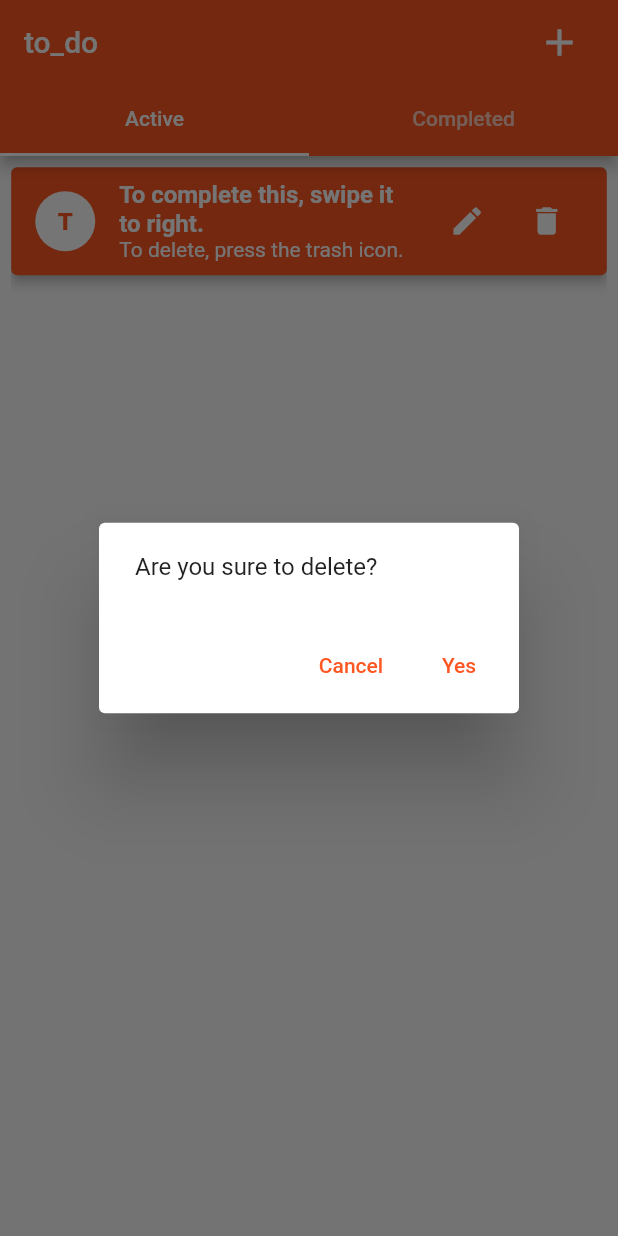
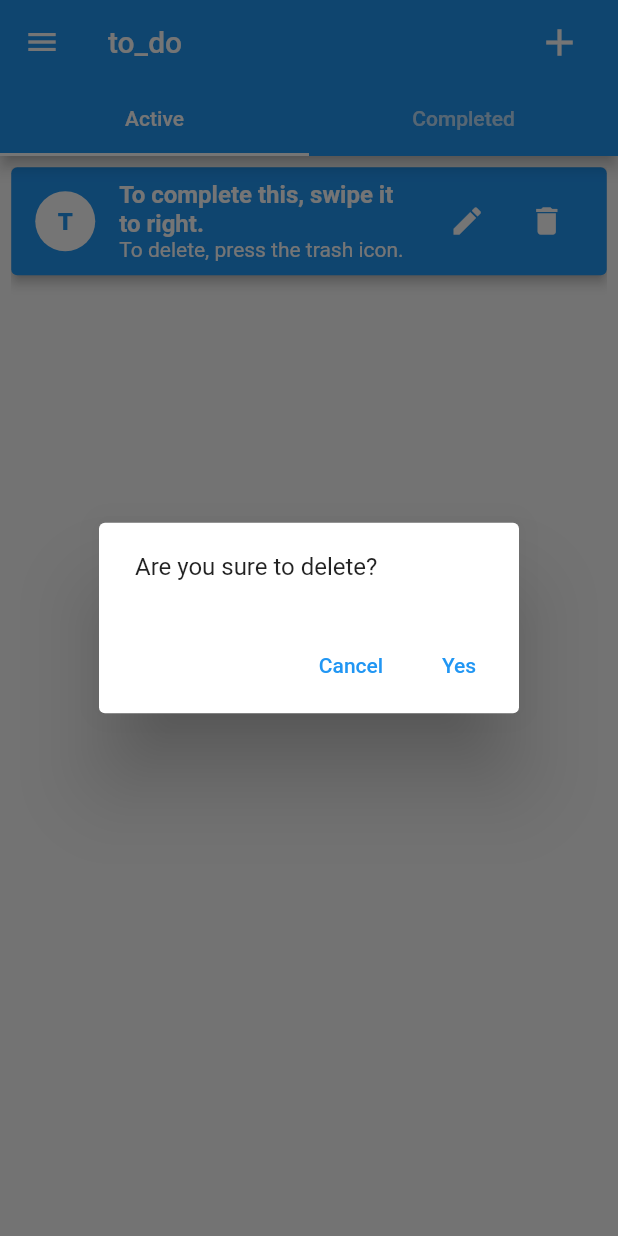
Before and after one commit to ragokan/to_do, a Flutter app: the screen it shows after launch, after a tap on the "delete" icon, on a phone screen of 412 x 824 dp. Run offline on Flutter 3.47's test engine with Material 2 defaults, Android fonts, the phone set to English and light mode, and no system bars; our stand-ins replace get, get_storage.

Commit message:
theme mode

```diff
--- a/lib/config/routes/routes.dart
+++ b/lib/config/routes/routes.dart
@@ -1,4 +1,5 @@
 import 'package:get/get_navigation/get_navigation.dart';
+import '../../screens/settings/edit_theme_page.dart';
 import '../../screens/todo/add_todo_page.dart';
 import '../../screens/todo/todo_main_page.dart';
 import '../../screens/todo/update_todo_page.dart';
@@ -18,4 +19,8 @@ final List<GetPage> routes = [
     name: UpdateTodoPage.routePath,
     page: () => const UpdateTodoPage(),
   ),
+  GetPage(
+    name: EditThemePage.routePath,
+    page: () => const EditThemePage(),
+  ),
 ];
--- a/lib/config/theme/theme.dart
+++ b/lib/config/theme/theme.dart
@@ -1,5 +1,5 @@
 import 'package:flutter/material.dart';
 
-ThemeData theme = ThemeData(
-  primaryColor: Colors.deepOrange,
-);
+ThemeData theme({Color? color}) => ThemeData(
+      primaryColor: color,
+    );
--- a/lib/main.dart
+++ b/lib/main.dart
@@ -1,14 +1,16 @@
 import 'package:flutter/material.dart';
 import 'package:get/get.dart';
 import 'package:get_storage/get_storage.dart';
+
 import 'config/routes/routes.dart';
-import 'config/theme/theme.dart';
 import 'constants/main.dart';
+import 'modules/theme/theme_controller.dart';
 import 'modules/todo/todo_controller.dart';
 
 void main() async {
   await GetStorage.init();
   Get.put(todoController);
+  Get.put(themeController);
   runApp(ToDoApp());
 }
 
@@ -19,7 +21,6 @@ class ToDoApp extends StatelessWidget {
       title: kAppTitle,
       initialRoute: initialRoute,
       getPages: routes,
-      theme: theme,
       debugShowCheckedModeBanner: false,
     );
   }
--- /dev/null
+++ b/lib/modules/theme/theme_controller.dart
@@ -0,0 +1,46 @@
+import 'package:flutter/material.dart';
+import 'package:get/get.dart';
+import '../../config/theme/theme.dart';
+import '../../utils/box.dart';
+
+typedef SetCallback = void Function();
+
+class ThemeController extends GetxController {
+  final List<Color> colors = <Color>[
+    Colors.blue,
+    Colors.red,
+    Colors.pink,
+    Colors.purple,
+    Colors.teal,
+    Colors.green,
+    Colors.yellow,
+    Colors.cyan,
+    Colors.orange,
+    Colors.indigo,
+  ];
+
+  Color selectedColor = Colors.blue;
+
+  void setColor(int index) {
+    selectedColor = colors[index];
+    box.write('color', index);
+    setTheme();
+  }
+
+  void setTheme() {
+    Get.changeTheme(theme(color: selectedColor));
+    update();
+  }
+
+  @override
+  void onInit() {
+    super.onInit();
+    var colorIndex = box.read<int>('color');
+    if (colorIndex == null) return setTheme();
+
+    selectedColor = colors[colorIndex];
+    setTheme();
+  }
+}
+
+ThemeController themeController = ThemeController();
--- a/lib/screens/todo/todo_main_page.dart
+++ b/lib/screens/todo/todo_main_page.dart
@@ -2,6 +2,7 @@ import 'package:flutter/material.dart';
 import 'package:get/get.dart';
 
 import '../../modules/todo/todo_view_controller.dart';
+import '../../widgets/custom_drawer.dart';
 import '../../widgets/custom_scaffold.dart';
 import '../../widgets/todo/scaffold_add_todo_action.dart';
 import '../../widgets/todo/todo_builder.dart';
@@ -22,6 +23,7 @@ class TodoMainPage extends StatelessWidget {
         controller: tabController.controller,
         indicatorColor: Colors.white,
       ),
+      drawer: CustomDrawer(),
       child: Container(
           margin: const EdgeInsets.all(7.5),
           child: TodoBuilder(builder: (todoController) {
--- /dev/null
+++ b/lib/widgets/custom_drawer.dart
@@ -0,0 +1,36 @@
+import 'package:flutter/material.dart';
+import 'package:get/get.dart';
+
+import '../screens/settings/edit_theme_page.dart';
+import 'custom_list_tile.dart';
+import 'theme/theme_builder.dart';
+
+Drawer CustomDrawer() {
+  return Drawer(
+    child: Column(
+      children: [
+        ThemeBuilder(
+          builder: (themeController) => Container(
+            width: double.infinity,
+            height: 150,
+            color: themeController.selectedColor,
+            alignment: Alignment.center,
+            child: const Text(
+              'to_do',
+              style: TextStyle(
+                color: Colors.white,
+                fontSize: 60,
+                fontWeight: FontWeight.w900,
+              ),
+            ),
+          ),
+        ),
+        CustomListTile(
+          onTap: () => Get.toNamed(EditThemePage.routePath),
+          icon: Icons.format_paint_sharp,
+          title: 'Change Theme',
+        ),
+      ],
+    ),
+  );
+}
--- /dev/null
+++ b/lib/widgets/custom_list_tile.dart
@@ -0,0 +1,25 @@
+import 'package:flutter/material.dart';
+import 'theme/theme_builder.dart';
+
+typedef VoidFunction = void Function();
+
+Widget CustomListTile({
+  required VoidFunction onTap,
+  required IconData icon,
+  required String title,
+}) =>
+    ThemeBuilder(
+      builder: (themeController) => Card(
+        color: themeController.selectedColor,
+        margin: const EdgeInsets.symmetric(horizontal: 5, vertical: 10),
+        child: ListTile(
+          leading: Icon(icon, size: 25, color: Colors.white),
+          title: Text(
+            title,
+            style: const TextStyle(
+                fontSize: 21, fontWeight: FontWeight.w500, color: Colors.white),
+          ),
+          onTap: onTap,
+        ),
+      ),
+    );
--- a/lib/widgets/custom_scaffold.dart
+++ b/lib/widgets/custom_scaffold.dart
@@ -1,19 +1,24 @@
 import 'package:flutter/material.dart';
+import 'package:get/get.dart';
+
 import '../constants/main.dart';
+import '../modules/theme/theme_controller.dart';
 
-Widget CustomScaffold({
-  String title = kAppTitle,
+Widget CustomScaffold(
+        {String title = kAppTitle,
         required Widget child,
         FloatingActionButton? floatingActionButton,
         Widget? action,
         TabBar? tabbar,
-}) =>
-    Scaffold(
+        Drawer? drawer}) =>
+    GetBuilder<ThemeController>(
+      builder: (_) => Scaffold(
         appBar: AppBar(
           title: Text(title),
           actions: action != null ? [action] : null,
           bottom: tabbar,
         ),
+        drawer: drawer,
         body: Center(
           child: Container(
             constraints: const BoxConstraints(
@@ -23,4 +28,5 @@ Widget CustomScaffold({
           ),
         ),
         floatingActionButton: floatingActionButton,
+      ),
     );
--- /dev/null
+++ b/lib/widgets/theme/theme_builder.dart
@@ -0,0 +1,15 @@
+import 'package:flutter/material.dart';
+import 'package:get/get.dart';
+import '../../modules/theme/theme_controller.dart';
+
+typedef BuilderCallback = Widget Function(ThemeController themeController);
+typedef ThemeFilter = Object Function(ThemeController);
+
+GetBuilder ThemeBuilder({
+  required BuilderCallback builder,
+  ThemeFilter? themeFilter,
+}) =>
+    GetBuilder<ThemeController>(
+      filter: themeFilter,
+      builder: (themeController) => builder(themeController),
+    );
--- a/lib/widgets/todo/todo_item.dart
+++ b/lib/widgets/todo/todo_item.dart
@@ -1,7 +1,9 @@
 import 'package:flutter/material.dart';
 import 'package:flutter/rendering.dart';
 import 'package:get/get.dart';
+
 import '../../modules/todo/todo_controller.dart';
+import '../theme/theme_builder.dart';
 import 'delete_todo_diagloue.dart';
 
 class TodoItem extends StatelessWidget {
@@ -11,17 +13,19 @@ class TodoItem extends StatelessWidget {
   @override
   Widget build(_) {
     var todo = todoController.todos.firstWhere((element) => element.id == id);
-    final themeData = Get.theme!;
-    final color = todo.isCompleted ? Colors.grey : themeData.primaryColor;
 
+    return ThemeBuilder(
+      builder: (themeController) {
+        final color =
+            todo.isCompleted ? Colors.grey : themeController.selectedColor;
         return Card(
           color: color,
           elevation: 3,
           margin: const EdgeInsets.only(bottom: 10),
           child: Dismissible(
             direction: DismissDirection.startToEnd,
-        onDismissed: (_) =>
-            todoController.setTodos(() => todo.isCompleted = !todo.isCompleted),
+            onDismissed: (_) => todoController
+                .setTodos(() => todo.isCompleted = !todo.isCompleted),
             background: Card(
               elevation: 0,
               color: color,
@@ -29,7 +33,7 @@ class TodoItem extends StatelessWidget {
                 alignment: Alignment.centerLeft,
                 child: Text(
                   todo.isCompleted ? 'Activate Back' : 'Complete',
-              style: const TextStyle(color: Colors.white, fontSize: 20),
+                  style: const TextStyle(color: Colors.white, fontSize: 16),
                 ),
               ),
             ),
@@ -38,7 +42,8 @@ class TodoItem extends StatelessWidget {
               leading: CircleAvatar(
                 backgroundColor: Colors.white,
                 child: Text((todo.title[0].toUpperCase()).toString(),
-                style: TextStyle(color: color, fontWeight: FontWeight.w900)),
+                    style:
+                        TextStyle(color: color, fontWeight: FontWeight.w900)),
               ),
               title: Text(
                 todo.title,
@@ -71,5 +76,7 @@ class TodoItem extends StatelessWidget {
             ),
           ),
         );
+      },
+    );
   }
 }
```
Also changed, not shown: lib/screens/settings/edit_theme_page.dart (added, +61 -0 lines). Lines whose indentation alone changed are shown as unchanged.
